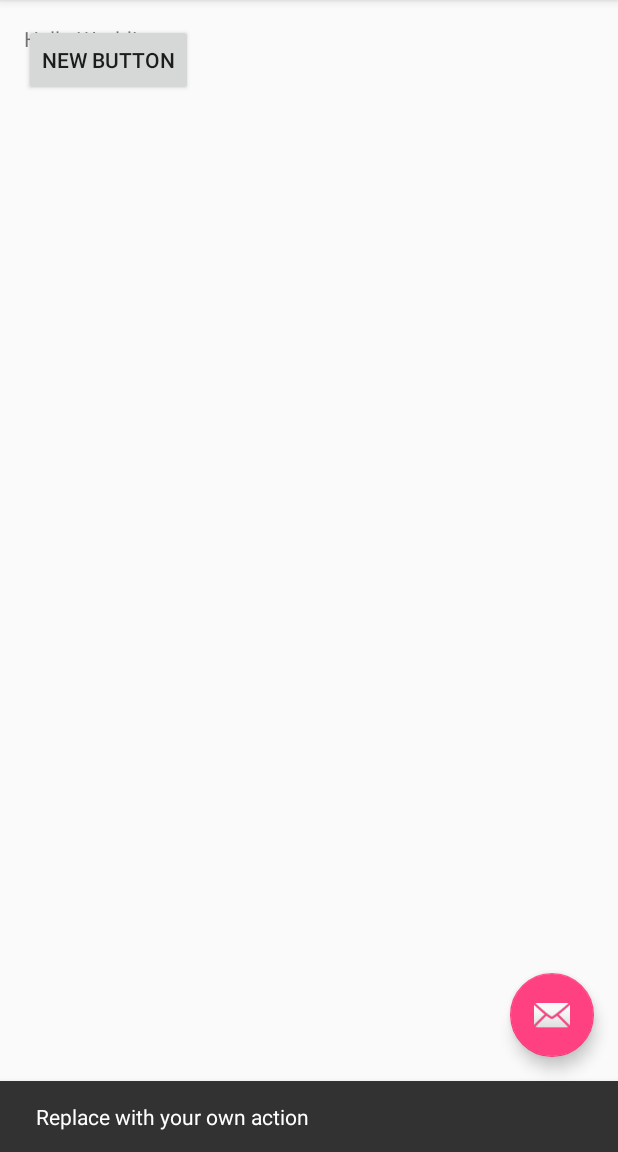
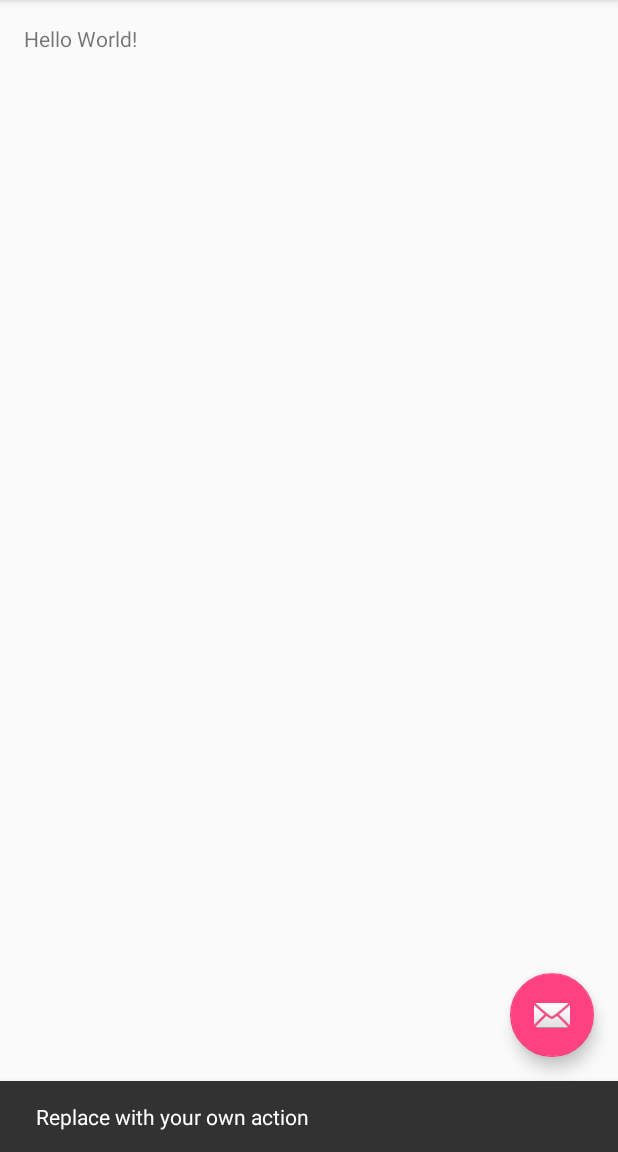
Before and after one commit to Estheroy/CS110Lab2, an Android app: the screen it shows after launch (MainActivity), after a tap on an icon or button, on a phone screen of 412 x 824 dp, the part 84-1236 px from its top. Run offline under Robolectric (Android 15) with nearby library versions, the phone set to English and light mode, and no system bars.

Commit message:
delete button

```diff
--- a/app/src/main/res/layout/content_main.xml
+++ b/app/src/main/res/layout/content_main.xml
@@ -12,9 +12,4 @@
     <TextView android:text="Hello World!" android:layout_width="wrap_content"
         android:layout_height="wrap_content" />
 
-    <Button
-        android:layout_width="wrap_content"
-        android:layout_height="wrap_content"
-        android:text="New Button"
-        android:id="@+id/button" />
 </RelativeLayout>
```
